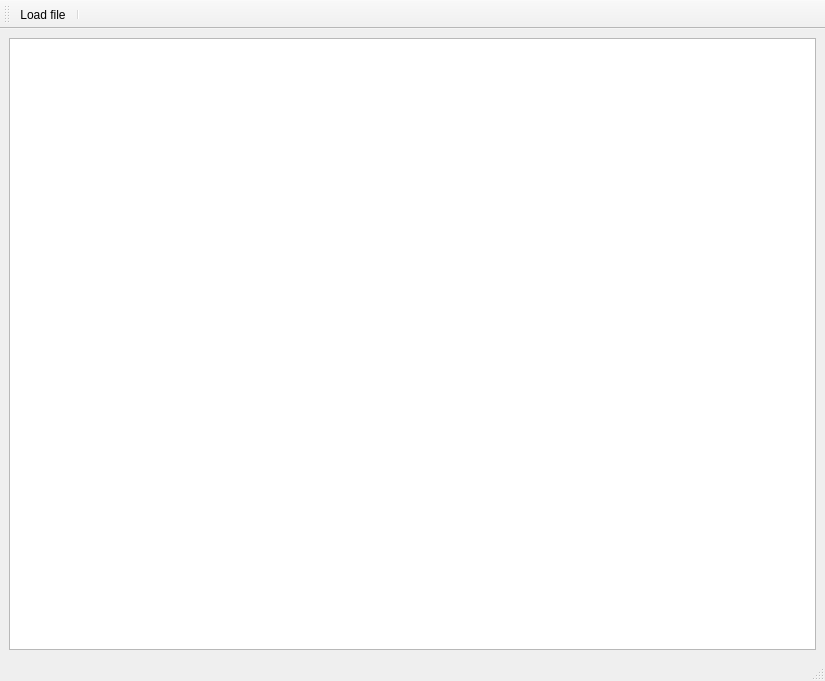
fanmuzhi/viberation_detection, file mainui.ui: the form before one commit.
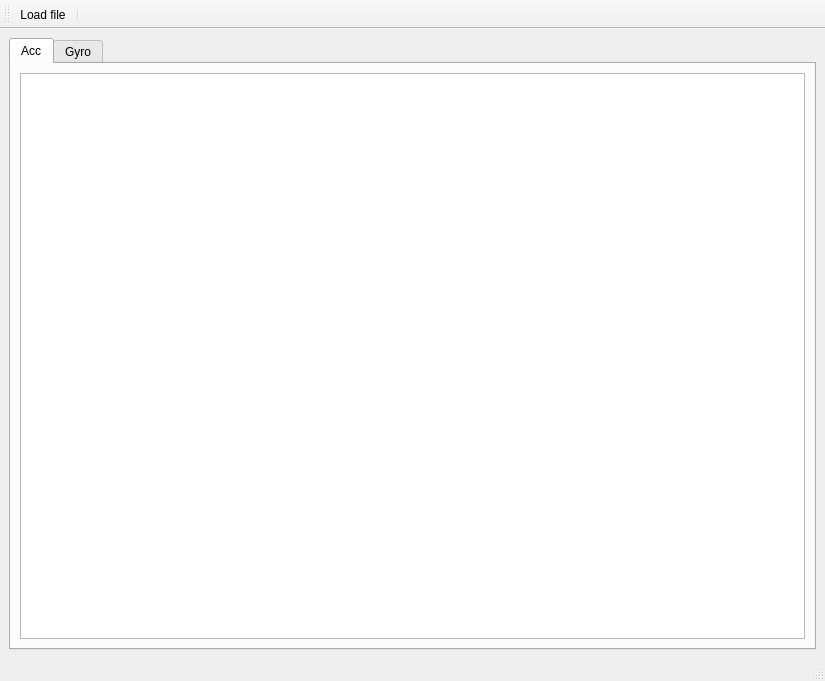
The form after the commit. Icons and pictures are not drawn.

The edit to the form file:
```diff
--- a/mainui.ui
+++ b/mainui.ui
@@ -24,20 +24,40 @@
    </size>
   </property>
   <widget class="QWidget" name="centralwidget">
-   <layout class="QVBoxLayout" name="verticalLayout">
-    <item>
-     <layout class="QVBoxLayout" name="vertical_main">
-      <property name="sizeConstraint">
-       <enum>QLayout::SetNoConstraint</enum>
+   <layout class="QGridLayout" name="gridLayout_3">
+    <item row="0" column="0">
+     <widget class="QTabWidget" name="tabWidget">
+      <property name="currentIndex">
+       <number>0</number>
       </property>
-      <item>
+      <widget class="QWidget" name="acc_tab">
+       <attribute name="title">
+        <string>Acc</string>
+       </attribute>
        <layout class="QGridLayout" name="gridLayout">
         <item row="0" column="0">
-         <widget class="QTableView" name="acc_data_tableView"/>
+         <widget class="QTableView" name="acc_data_tableView">
+          <property name="sizePolicy">
+           <sizepolicy hsizetype="Expanding" vsizetype="Expanding">
+            <horstretch>0</horstretch>
+            <verstretch>0</verstretch>
+           </sizepolicy>
+          </property>
+         </widget>
         </item>
        </layout>
-      </item>
-     </layout>
+      </widget>
+      <widget class="QWidget" name="gyr_tab">
+       <attribute name="title">
+        <string>Gyro</string>
+       </attribute>
+       <layout class="QGridLayout" name="gridLayout_2">
+        <item row="0" column="0">
+         <widget class="QTableView" name="gyr_data_tableView"/>
+        </item>
+       </layout>
+      </widget>
+     </widget>
     </item>
    </layout>
   </widget>
```
